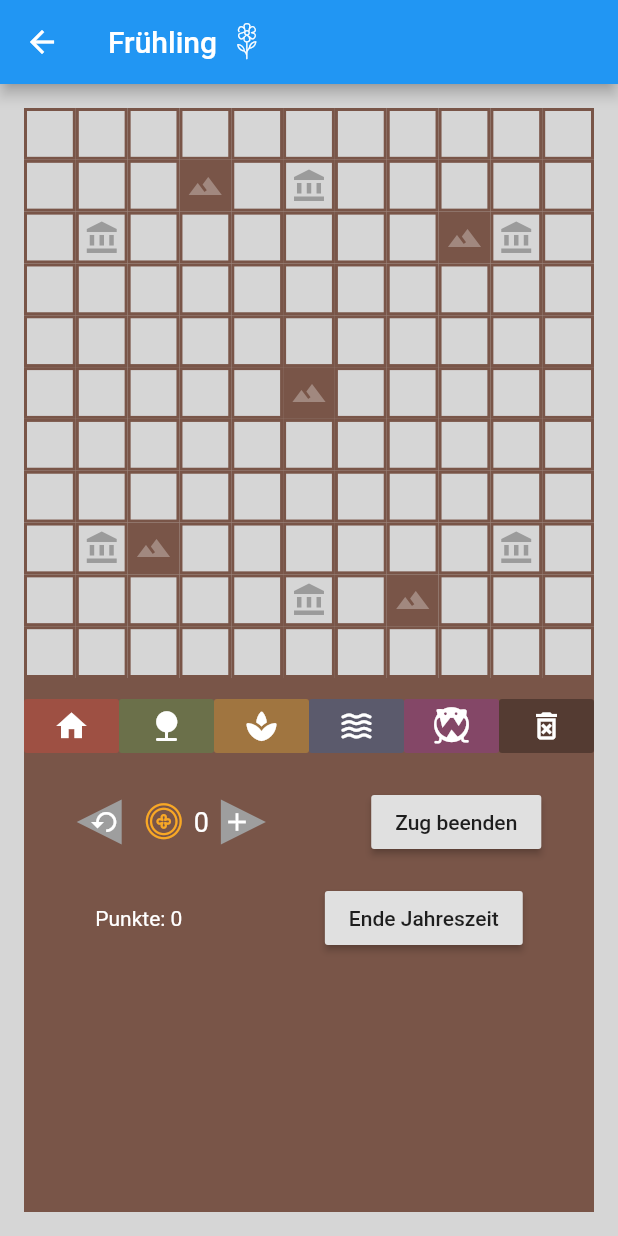
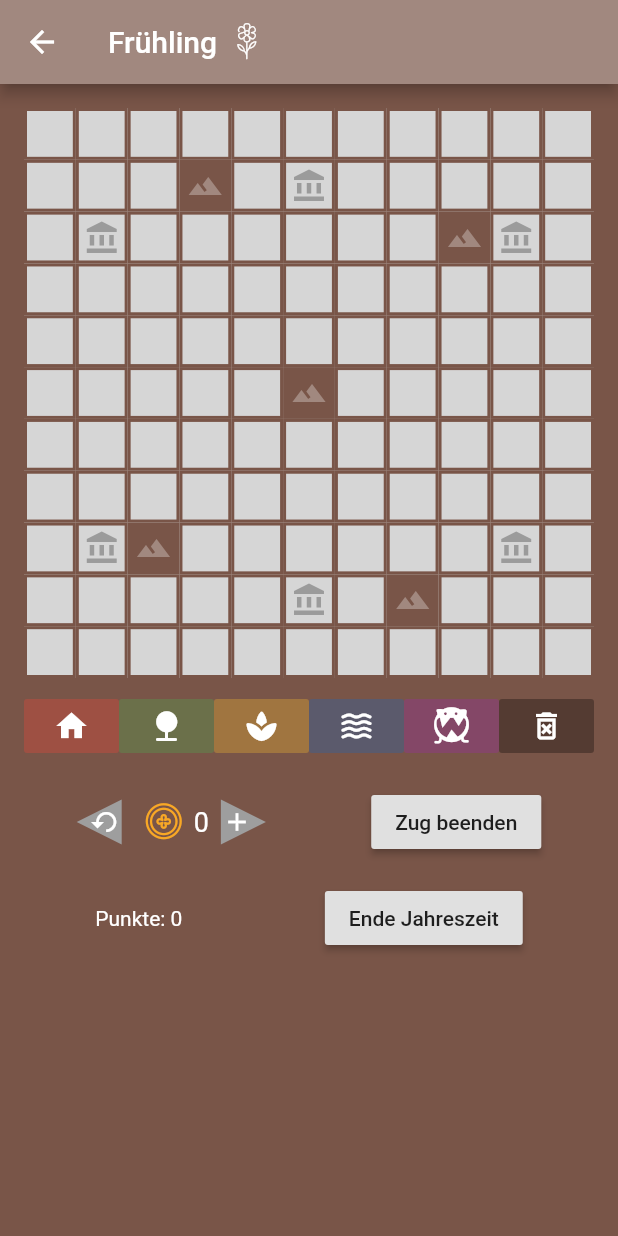
Before and after one commit to PDGallus/kartograph_digitial_note, a Flutter app: the screen it shows after launch, after a tap on "Weites Land", on a phone screen of 412 x 824 dp. Run offline on Flutter 3.47's test engine with Material 2 defaults, Android fonts, the phone set to English and light mode, and no system bars; our stand-ins replace bloc, flutter_bloc, package_info.

Commit message:
implement sum_up_page.dart finished

```diff
--- a/lib/app.dart
+++ b/lib/app.dart
@@ -10,7 +10,8 @@
       providers: [
         BlocProvider<MapCubit>(
             create: (_) => MapCubit()),
-        BlocProvider<SeasonsCubit>(create: (_) => SeasonsCubit())
+        BlocProvider<SeasonsCubit>(create: (_) => SeasonsCubit()),
+        BlocProvider<SumUpCubit>(create: (_) => SumUpCubit()),
       ],
       child: MaterialApp(
         debugShowCheckedModeBanner: false,
@@ -18,6 +19,7 @@
           visualDensity: VisualDensity.adaptivePlatformDensity,
         ),
         home: Scaffold(
+          backgroundColor: Colors.brown[300],
           body: Center(
             child: StartPage(),
           ),
--- a/lib/custom_icons/custom_icons_icons.dart
+++ b/lib/custom_icons/custom_icons_icons.dart
@@ -24,5 +24,6 @@
   static const IconData fat_round_monster = IconData(0xe800, fontFamily: _kFontFam, fontPackage: _kFontPkg);
   static const IconData coin = IconData(0xe801, fontFamily: _kFontFam, fontPackage: _kFontPkg);
   static const IconData flower = IconData(0xe802, fontFamily: _kFontFam, fontPackage: _kFontPkg);
+  static const IconData shield_with_banner = IconData(0xe804, fontFamily: _kFontFam, fontPackage: _kFontPkg);
   static const IconData leaf_fall = IconData(0xe806, fontFamily: _kFontFam, fontPackage: _kFontPkg);
 }
--- a/lib/gameboard/game_board.dart
+++ b/lib/gameboard/game_board.dart
@@ -17,11 +17,12 @@
         BlocProvider<Cat1Cubit>(create: (_) => Cat1Cubit()),
         BlocProvider<Cat2Cubit>(create: (_) => Cat2Cubit()),
         BlocProvider<MonsterCubit>(create: (_) => MonsterCubit()),
-        BlocProvider<SumUpCubit>(create: (_) => SumUpCubit()),
         BlocProvider<ActiveColorCubit>(create: (_) => ActiveColorCubit()),
       ],
       child: Scaffold(
+        backgroundColor: Colors.brown,
         appBar: AppBar(
+          backgroundColor: Colors.brown[300],
           title: BlocBuilder<SeasonsCubit, int>(
             builder: (context, state) => Row(
               children: [
@@ -38,12 +39,14 @@
               height: MediaQuery.of(context).size.height -
                   Scaffold.of(context).appBarMaxHeight,
               padding: EdgeInsets.all(16.0),
-              color: Colors.grey[350],
-              child:
-                  MediaQuery.of(context).orientation == Orientation.landscape ||
-                          kIsWeb
-                      ? GameBoardLandscape()
-                      : GameBoardPortrait(),
+              child: Container(
+                color: Colors.grey[350],
+                child: MediaQuery.of(context).orientation == Orientation.landscape ||
+                    kIsWeb
+                    ? GameBoardLandscape()
+                    : GameBoardPortrait(),
+              )
+
             ),
           ),
         ),
--- a/lib/gameboard/start_page.dart
+++ b/lib/gameboard/start_page.dart
@@ -12,24 +12,17 @@
 
   @override
   Widget build(BuildContext context) {
-    String version;
-    PackageInfo.fromPlatform().then((PackageInfo packageInfo) {
-      version = '${packageInfo.version}+${packageInfo.buildNumber}';
-    });
-
-    return Padding(
+    return Container(
       padding: const EdgeInsets.symmetric(vertical: 8.0),
       child: Stack(
         alignment: AlignmentDirectional.center,
         children: [
-          Column(
-            mainAxisSize: MainAxisSize.max,
-            mainAxisAlignment: MainAxisAlignment.start,
-            children: [
-              SizedBox(height: 50),
-              Image.asset('assets/navigation.png', width: 150,),
-            ],
-          ),
+          Positioned(
+              top: 50,
+              child: Image.asset(
+                'assets/navigation.png',
+                width: 150,
+              )),
           Column(
             mainAxisSize: MainAxisSize.max,
             mainAxisAlignment: MainAxisAlignment.center,
@@ -37,7 +30,7 @@
             children: [
               Text(
                 'Kartograph: Digitaler Spielplan',
-                style: Theme.of(context).textTheme.headline5,
+                style: TextStyle(fontSize: 24, color: Colors.white),
               ),
               SizedBox(height: 25.0),
               RaisedButton(
@@ -65,8 +58,14 @@
             children: [
               FutureBuilder(
                 future: _getPackage(),
-                builder: (context, snapshot) =>
-                    snapshot.hasData ? Text(snapshot.data) : Text(''),
+                builder: (context, snapshot) => snapshot.hasData
+                    ? Text(
+                        snapshot.data,
+                        style: TextStyle(
+                          color: Colors.white,
+                        ),
+                      )
+                    : Text(''),
               ),
             ],
           )
--- a/lib/gameboard/view/points_area.dart
+++ b/lib/gameboard/view/points_area.dart
@@ -83,7 +83,7 @@
                                               child: Text('Details'),
                                               onPressed: () {
                                                 Navigator.of(context).pop();
-                                                Navigator.push(
+                                                Navigator.pushReplacement(
                                                   context,
                                                   MaterialPageRoute(
                                                     builder: (context) =>
```
Also changed, not shown: lib/custom_icons/config.json (+14 -0 lines), lib/gameboard/components/sum_up_row.dart (added, +73 -0 lines), lib/gameboard/cubit/seasons_cubit.dart (+6 -2 lines), lib/gameboard/cubit/sum_up_cubit.dart (+5 -3 lines), lib/gameboard/view/sum_up_page.dart (+36 -1 lines), fonts/CustomIcons.ttf, 14 other files.
